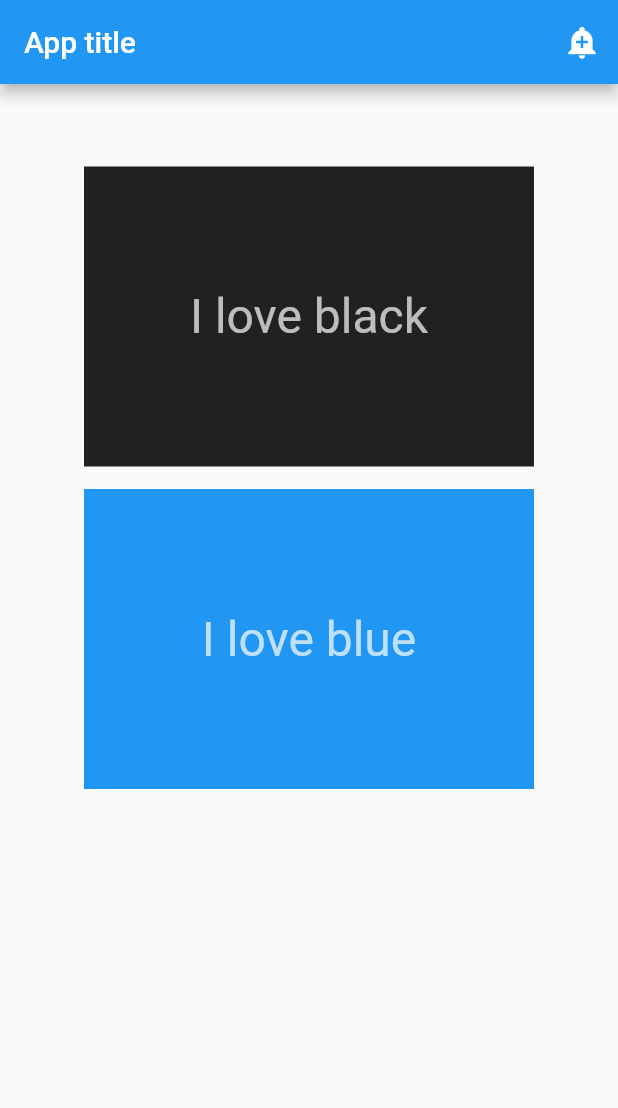
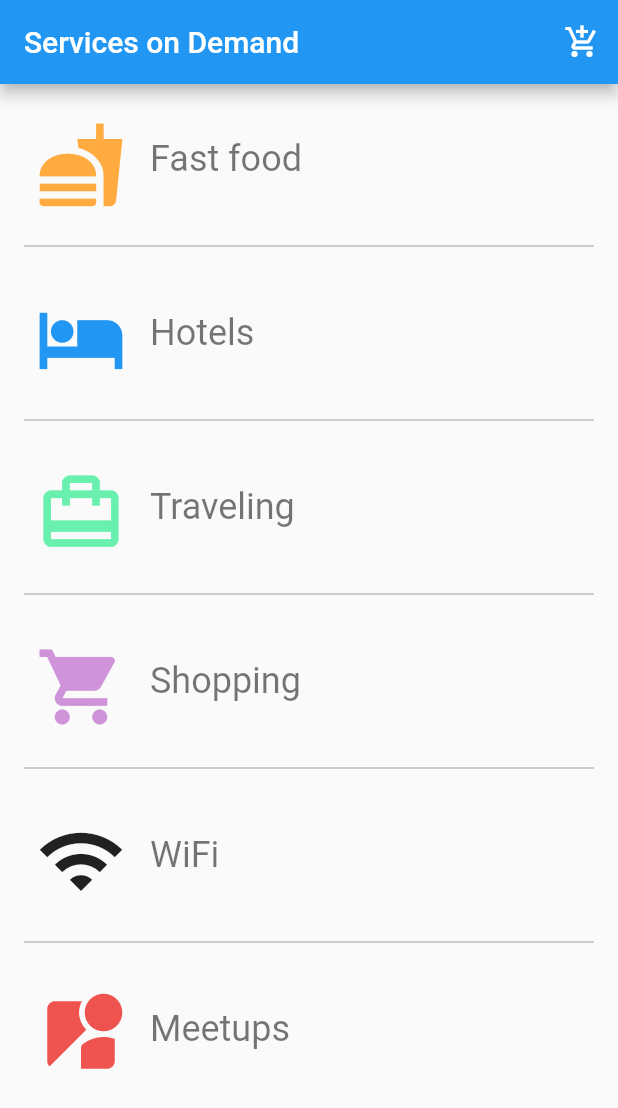
Before and after one commit to AllanJeremy/flutter_playground, a Flutter app: the screen it shows after launch, on a phone screen of 412 x 824 dp. Shown: the top 1108 px of the screen. Run offline on Flutter 3.47's test engine with Material 2 defaults, Android fonts, the phone set to English and light mode, and no system bars.

Commit message:
Custom tile widget - Built the custom tile widget from the quiz in the udacity course ~ quiz 13 - Additionally created a custom divider

```diff
--- /dev/null
+++ b/lib/custom_divider.dart
@@ -0,0 +1,14 @@
+import 'package:flutter/material.dart';
+
+class CustomDivider extends StatelessWidget
+{
+  @override
+  Widget build(BuildContext context){
+    return Padding(
+      padding: EdgeInsets.symmetric(horizontal: 16.0),
+      child:Divider(
+        color:Colors.grey,
+      )
+    );
+  }
+}
--- /dev/null
+++ b/lib/custom_tile.dart
@@ -0,0 +1,59 @@
+import 'package:flutter/material.dart';
+
+//Custom tile widget ~ from the Udacity Quiz 13 in the flutter course (first section)
+class CustomTile extends StatelessWidget
+{
+  final IconData icon;
+  final String text;
+  final Color color;
+
+  final double  height = 100.0;
+  final double borderRadius = 50.0;
+
+  CustomTile({this.icon,this.text,this.color});
+
+  @override
+  Widget build(BuildContext context)
+  {
+    assert(debugCheckHasMaterial(context));
+    return Material(
+      borderRadius: BorderRadius.all(
+        Radius.elliptical(this.borderRadius,this.borderRadius)
+      ),
+      child:Container(
+        height:this.height,
+        padding: EdgeInsets.all(8.0),
+        child: InkWell(
+          splashColor:this.color,
+          highlightColor:this.color,
+          onTap: this._handleTap,
+          child: Row(
+            children: <Widget>[
+              Padding(
+                padding: EdgeInsets.all(16.0),
+                child: Icon(
+                  this.icon,
+                  color:this.color,
+                  size: 60.0,
+                ),
+              ),
+              Text(
+                this.text,
+                style: TextStyle(
+                  color:Colors.black54,
+                  fontSize: 24.0,
+                ),
+              )
+            ]
+          )
+        )
+      )
+    );
+  }
+
+  void _handleTap([String initiator=''])
+  {
+    String text = initiator.isEmpty ? "Tapped!" : "Tapped by $initiator !";
+    print(text);
+  }
+}
--- a/lib/main.dart
+++ b/lib/main.dart
@@ -1,4 +1,6 @@
 import 'package:flutter/material.dart';
+import 'custom_tile.dart';
+import 'custom_divider.dart';
 
 void main() => runApp(new MyApp());
 
@@ -10,37 +12,54 @@ class MyApp extends StatelessWidget
         debugShowCheckedModeBanner: false,
         home: Scaffold(
           appBar: AppBar(
-            title: Text('App title'),
+            title: Text('Services on Demand'),
             actions: <Widget>[
               IconButton(
-                icon: Icon(Icons.add_alert),
+                icon: Icon(Icons.add_shopping_cart),
                 iconSize: 24.0,
                 color: Colors.white,
                 onPressed: printHello,
               )
             ],
           ),
-          body: Container(
-            margin: EdgeInsets.symmetric(vertical: 40.0),
-            child: Center(
-              child: new Column(
-                crossAxisAlignment: CrossAxisAlignment.center,
-                children: <Widget>[
-                  MyRectangle(
-                    width:300.0,
-                    height:200.0,
-                    text:'I love black',
-                    color: Colors.black87,
-                  ),
-                  MyRectangle(
-                    width:300.0,
-                    height:200.0,
-                    text:'I love blue',
-                    color: Colors.blue,
-                  ),
-                ]
-              )
-            ),
+          body: new ListView(
+            children: <Widget>[
+              CustomTile(
+                color: Colors.orangeAccent,
+                text:'Fast food',
+                icon:Icons.fastfood
+              ),
+              CustomDivider(),
+              CustomTile(
+                color: Colors.blue,
+                text:'Hotels',
+                icon:Icons.hotel
+              ),
+              CustomDivider(),
+              CustomTile(
+                color: Colors.greenAccent,
+                text:'Traveling',
+                icon:Icons.card_travel
+              ),
+              CustomDivider(),
+              CustomTile(
+                color: Colors.purple[200],
+                text:'Shopping',
+                icon:Icons.shopping_cart
+              ),
+              CustomDivider(),
+              CustomTile(
+                color: Colors.black87,
+                text:'WiFi',
+                icon:Icons.wifi
+              ),
+              CustomDivider(),
+              CustomTile(
+                color: Colors.red[400],
+                text:'Meetups',
+                icon:Icons.streetview
+              ),
+            ]
           )
         )
       );
@@ -76,6 +95,7 @@ class MyRectangle extends StatelessWidget
   }
 }
 
+
 //Prints hello to the screen
 void printHello()
 {
```
